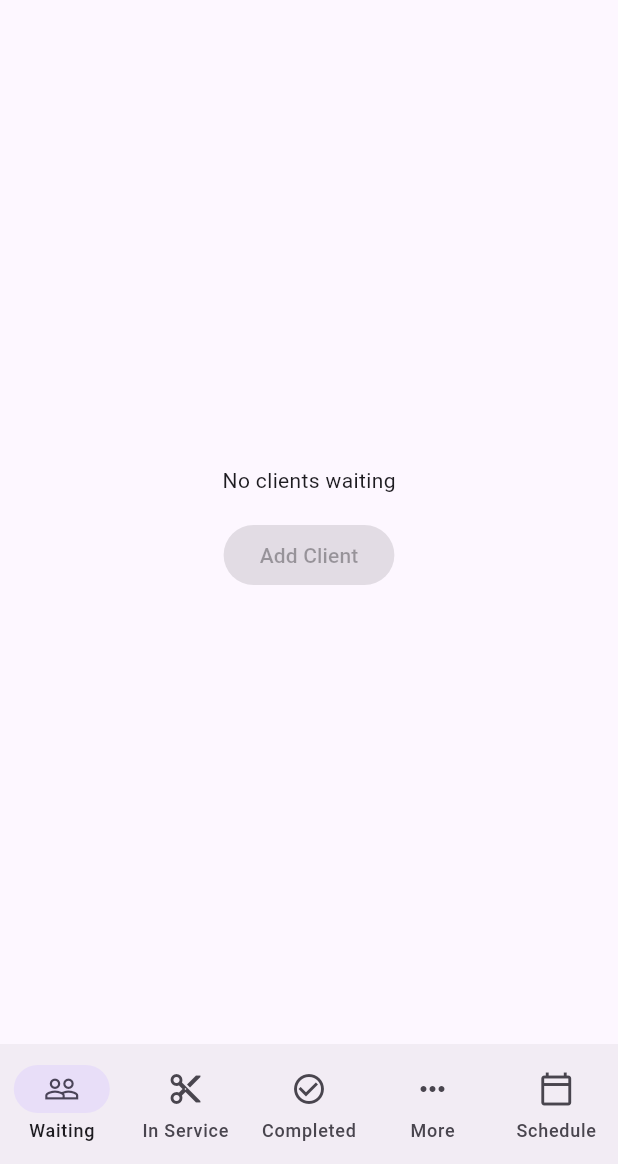
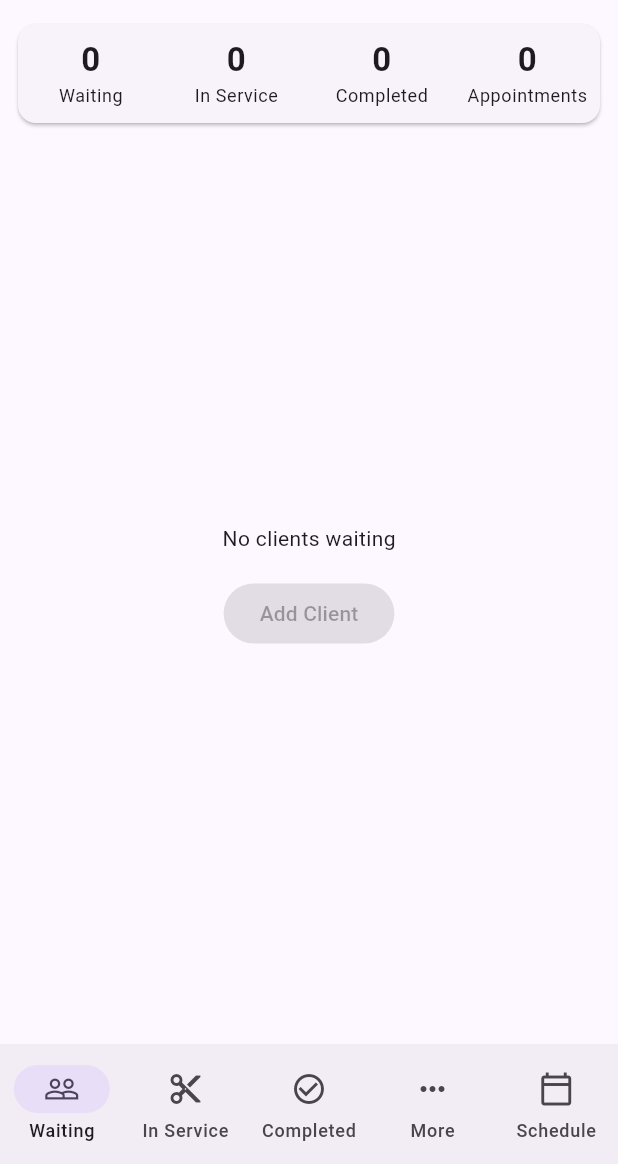
Before and after one commit to Ayyoubka/smart_salon_v2, a Flutter app: the BarberHomeScreen screen opened by its route, on a phone screen of 412 x 824 dp, the part 72-1236 px from its top. Run offline on Flutter 3.47's test engine with Material 3 defaults, Android fonts, the phone set to English and light mode, and no system bars; our stand-ins replace cloud_firestore, firebase_auth, firebase_core, flutter_riverpod, go_router; accounts and stored records are empty.

Commit message:
Add barber home KPIs

```diff
--- a/lib/features/barber/presentation/screens/barber_home_screen.dart
+++ b/lib/features/barber/presentation/screens/barber_home_screen.dart
@@ -3,6 +3,10 @@ import 'package:flutter_riverpod/flutter_riverpod.dart';
 import '../providers/barber_navigation_provider.dart';
 import '../widgets/barber_top_bar.dart';
 import '../widgets/barber_bottom_nav.dart';
+import '../../../../features/visit/presentation/providers/visits_provider.dart';
+import '../../../../features/appointment/presentation/providers/appointments_provider.dart';
+import '../../../../shared/models/visit_model.dart';
+import '../../../../shared/models/appointment_model.dart';
 import 'barber_waiting_screen.dart';
 import 'barber_in_service_screen.dart';
 import 'barber_completed_screen.dart';
@@ -23,11 +27,96 @@ class BarberHomeScreen extends ConsumerWidget {
   @override
   Widget build(BuildContext context, WidgetRef ref) {
     final currentIndex = ref.watch(barberNavigationProvider);
+    final visitsAsync = ref.watch(visitsProvider);
+    final appointmentsAsync = ref.watch(todayBarberAppointmentsProvider);
+
+    final visits = visitsAsync.asData?.value ?? [];
+    final appointments = appointmentsAsync.asData?.value ?? [];
+
+    final waiting =
+        visits.where((v) => v.status == VisitStatus.waiting).length;
+    final inService =
+        visits.where((v) => v.status == VisitStatus.inService).length;
+    final completed =
+        visits.where((v) => v.status == VisitStatus.completed).length;
+    final scheduled = appointments
+        .where((a) => a.status == AppointmentStatus.scheduled)
+        .length;
 
     return Scaffold(
       appBar: const BarberTopBar(),
-      body: _tabs[currentIndex],
+      body: Column(
+        children: [
+          _KpiBar(
+            waiting: waiting,
+            inService: inService,
+            completed: completed,
+            scheduled: scheduled,
+          ),
+          Expanded(child: _tabs[currentIndex]),
+        ],
+      ),
       bottomNavigationBar: const BarberBottomNav(),
     );
   }
 }
+
+// ── KPI Bar ───────────────────────────────────────────────────────────────────
+
+class _KpiBar extends StatelessWidget {
+  final int waiting;
+  final int inService;
+  final int completed;
+  final int scheduled;
+
+  const _KpiBar({
+    required this.waiting,
+    required this.inService,
+    required this.completed,
+    required this.scheduled,
+  });
+
+  @override
+  Widget build(BuildContext context) {
+    return Card(
+      margin: const EdgeInsets.fromLTRB(12, 8, 12, 4),
+      child: Padding(
+        padding: const EdgeInsets.symmetric(vertical: 10),
+        child: Row(
+          children: [
+            _KpiCell(label: 'Waiting', value: waiting),
+            _KpiCell(label: 'In Service', value: inService),
+            _KpiCell(label: 'Completed', value: completed),
+            _KpiCell(label: 'Appointments', value: scheduled),
+          ],
+        ),
+      ),
+    );
+  }
+}
+
+class _KpiCell extends StatelessWidget {
+  final String label;
+  final int value;
+
+  const _KpiCell({required this.label, required this.value});
+
+  @override
+  Widget build(BuildContext context) {
+    final theme = Theme.of(context);
+    return Expanded(
+      child: Column(
+        mainAxisSize: MainAxisSize.min,
+        children: [
+          Text(
+            '$value',
+            style: theme.textTheme.titleLarge
+                ?.copyWith(fontWeight: FontWeight.bold),
+          ),
+          const SizedBox(height: 2),
+          Text(label, style: theme.textTheme.bodySmall),
+        ],
+      ),
+    );
+  }
+}
```
